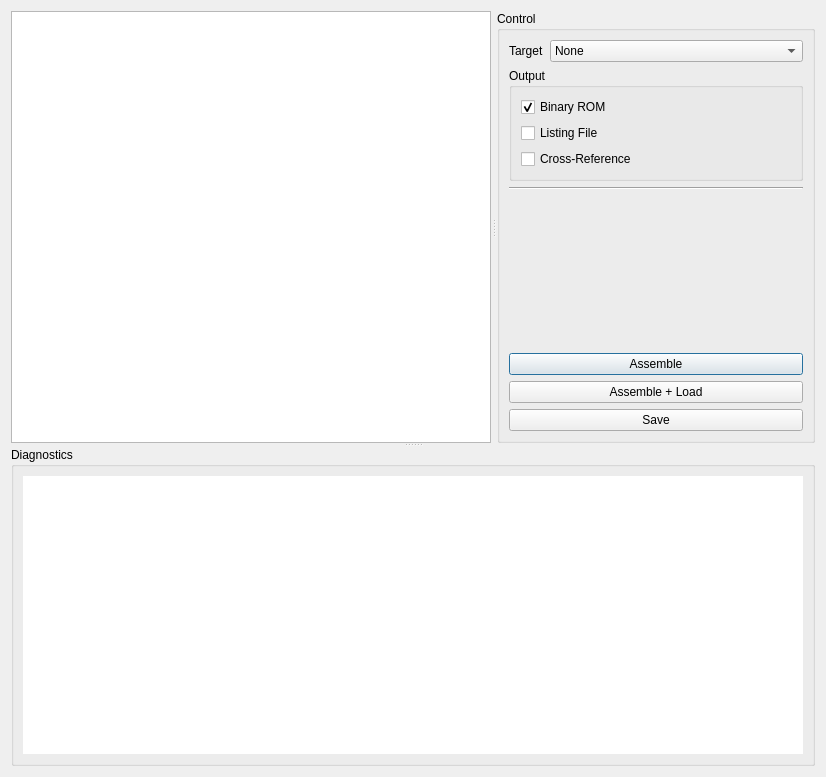
Before: the Qt Designer form src/gui/ui/assemblerdialog.ui in 42wonko/chip8, drawn with Qt 5.
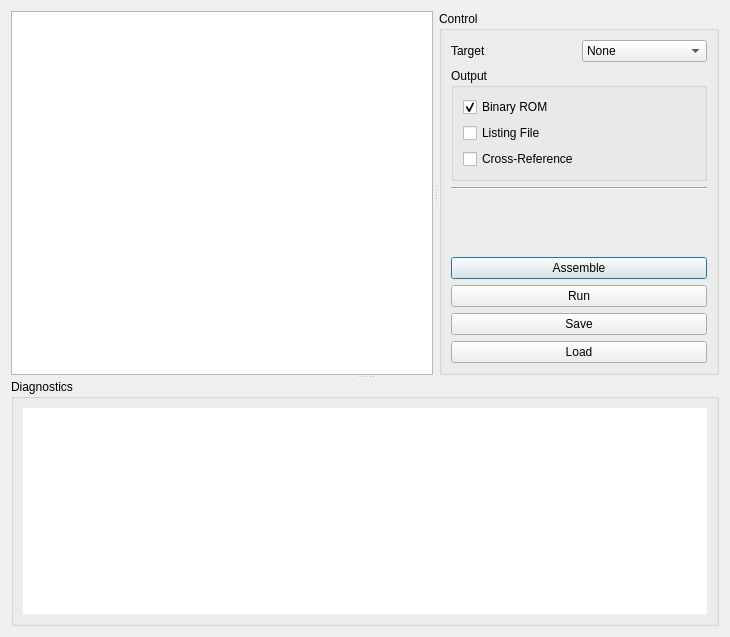
After: the same form once the commit is applied.

The edit to the form file:
```diff
--- a/src/gui/ui/assemblerdialog.ui
+++ b/src/gui/ui/assemblerdialog.ui
@@ -6,8 +6,8 @@
    <rect>
     <x>0</x>
     <y>0</y>
-    <width>826</width>
-    <height>777</height>
+    <width>730</width>
+    <height>637</height>
    </rect>
   </property>
   <property name="sizePolicy">
@@ -69,7 +69,7 @@
           <item>
            <widget class="QComboBox" name="asmTargetComboBox">
             <property name="sizePolicy">
-             <sizepolicy hsizetype="Expanding" vsizetype="Fixed">
+             <sizepolicy hsizetype="Minimum" vsizetype="Preferred">
               <horstretch>0</horstretch>
               <verstretch>0</verstretch>
              </sizepolicy>
@@ -175,7 +175,7 @@
            <string>Assemble current source code into a ROM image and load it ito the VM</string>
           </property>
           <property name="text">
-           <string>Assemble + Load</string>
+           <string>Run</string>
           </property>
          </widget>
         </item>
@@ -189,6 +189,13 @@
           </property>
          </widget>
         </item>
+        <item>
+         <widget class="QPushButton" name="asmLoadPushButton">
+          <property name="text">
+           <string>Load</string>
+          </property>
+         </widget>
+        </item>
        </layout>
       </widget>
      </widget>
```
Left out of the diff: 5 changed lines with no effect on the pictures.
